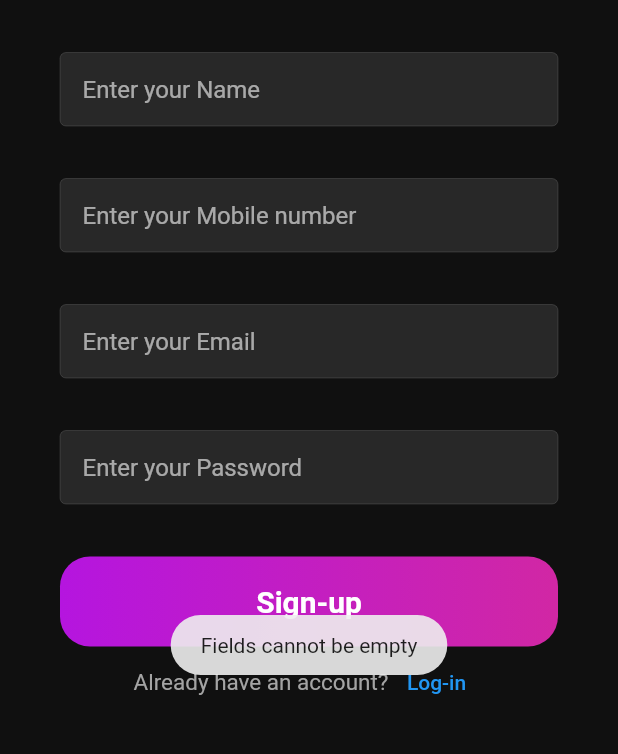
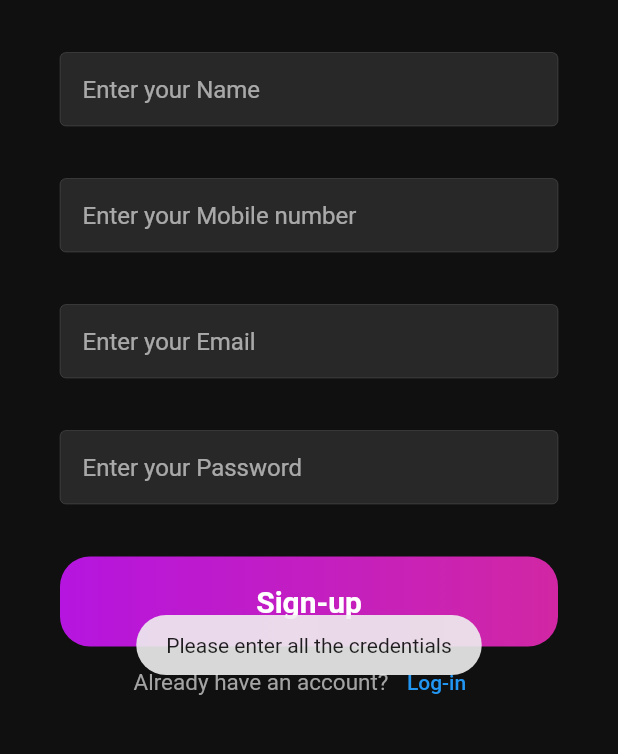
Before and after one commit to imrankhan8107/fcrit_mart, a Flutter app: the screen it shows after launch, after a tap on "Sign-up", on a phone screen of 412 x 824 dp, the part 465-1219 px from its top. Run offline on Flutter 3.47's test engine with Material 2 defaults, Android fonts, the light colour scheme and no system bars; our stand-ins replace cloud_firestore, firebase_auth, firebase_core, firebase_storage, fluttertoast, image_picker; accounts and stored records are empty; network calls fail.

Commit message:
Merge remote-tracking branch 'github/master'

```diff
--- a/lib/flutterfire.dart
+++ b/lib/flutterfire.dart
@@ -6,6 +6,7 @@ Future<String> signIn(String email, String password) async {
   try {
     await FirebaseAuth.instance
         .signInWithEmailAndPassword(email: email, password: password);
+    // await FirebaseAuth.instance.signInWithCredential(FacebookAuthProvider.credential(accesstoken))
     return 'Yes';
   } catch (e) {
     print(e);
@@ -67,21 +68,21 @@ class Authmethods {
     required String email,
     required String password,
     required String name,
-    required String mobileno,
+    required int mobileno,
   }) async {
     String res = 'some error occured';
     try {
       if (email.isNotEmpty &&
           password.isNotEmpty &&
           name.isNotEmpty &&
-          mobileno.isNotEmpty) {
+          mobileno.toString().length == 10) {
         //register the user
         UserCredential cred = await _auth.createUserWithEmailAndPassword(
           email: email,
           password: password,
         );
         print(cred.user?.uid);
-
+        // _auth.currentUser?.sendEmailVerification();
         //adding user to database
         await _firestore.collection('users').doc(cred.user?.uid).set({
           'name': name,
@@ -101,9 +102,34 @@ class Authmethods {
         //   'email': email,
         //   'mobileNo': mobileno,
         // });
-        res = 'success';
+        res = 'Sign up Successful';
+      } else if (email.isEmpty &&
+          password.isNotEmpty &&
+          name.isNotEmpty &&
+          mobileno.toString().length == 10) {
+        res = "Please enter your email";
+      } else if (email.isNotEmpty &&
+          password.isEmpty &&
+          name.isNotEmpty &&
+          mobileno.toString().length == 10) {
+        res = "Please enter your password";
+      } else if (email.isNotEmpty &&
+          password.isNotEmpty &&
+          name.isEmpty &&
+          mobileno.toString().length == 10) {
+        res = "Please enter your name";
+      } else if (email.isNotEmpty &&
+          password.isNotEmpty &&
+          name.isNotEmpty &&
+          mobileno.toString().length != 10) {
+        res = "Please enter valid mobile number";
+      } else if (email.isEmpty ||
+          password.isEmpty ||
+          name.isEmpty ||
+          mobileno.toString().length != 10) {
+        res = "Please enter all the credentials";
       } else {
-        res = "Fields cannot be empty";
+        res = 'Something went wrong';
       }
     } on FirebaseAuthException catch (e) {
       switch (e.code) {
--- a/lib/main.dart
+++ b/lib/main.dart
@@ -1,4 +1,5 @@
 import 'package:fcrit_mart/constants.dart';
+import 'package:fcrit_mart/screens/authentication/forgot_password_page.dart';
 import 'package:fcrit_mart/screens/authentication/sign_in_page.dart';
 import 'package:fcrit_mart/screens/authentication/sign_up_page.dart';
 import 'package:fcrit_mart/screens/buyer_side/buyer_page.dart';
@@ -25,6 +26,7 @@
         '/homepage': (context) => const HomePage(),
         '/buyerpage': (context) => const Buyerpage(),
         '/sellerpage': (context) => const Sellerpage(),
+        '/forgotpass': (context) => const ForgotPass(),
       },
       initialRoute: '/signup',
       debugShowCheckedModeBanner: false,
--- a/lib/screens/authentication/sign_up_page.dart
+++ b/lib/screens/authentication/sign_up_page.dart
@@ -91,13 +91,17 @@ class _SignUpState extends State<SignUp> {
             BottomButton(
               ontapbutton: () async {
                 String res = await Authmethods().signUpUser(
-                  mobileno: _mobilenumber.text,
+                  mobileno:
+                      int.parse(_mobilenumber.text, onError: (String value) {
+                    value = '';
+                    return 0;
+                  }),
                   password: _passwordField.text,
                   name: _name.text,
                   email: _emailField.text,
                 );
                 print(res);
-                if (res == 'success') {
+                if (res == 'Sign up Successful') {
                   Navigator.pushNamed(context, '/homepage');
                 }
               },
--- a/lib/screens/seller_side/seller_page.dart
+++ b/lib/screens/seller_side/seller_page.dart
@@ -110,7 +110,7 @@ class _SellerpageState extends State<Sellerpage> {
                   ),
                 ),
           const SizedBox(
-            height: 30,
+            height: 15,
           ),
           Padding(
             padding: const EdgeInsets.symmetric(
```
Also changed, not shown: lib/screens/authentication/forgot_password_page.dart (added, +63 -0 lines), lib/screens/authentication/sign_in_page.dart (+4 -5 lines).
